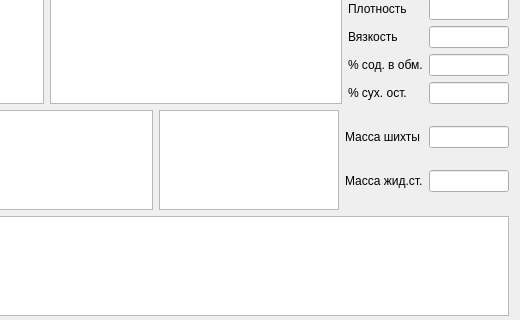
The window that formpart/formpart.ui (Sergeyego/el_prod) describes before a commit, drawn with Qt 5; both pictures show x 649 to 1169 and y 184 to 504 of the 1169 by 856 pixel window.
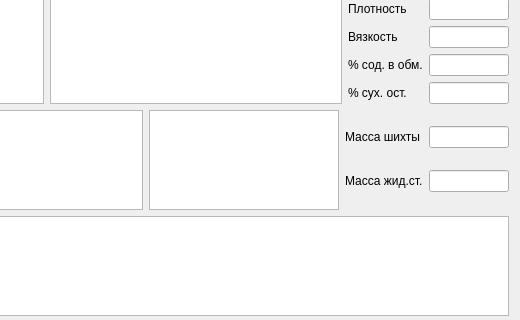
The same window after the commit. Custom widgets are drawn as their Qt base class.

Patch:
```diff
--- a/formpart/formpart.ui
+++ b/formpart/formpart.ui
@@ -560,7 +560,7 @@
           <widget class="RestTableView" name="tableViewDozDef">
            <property name="maximumSize">
             <size>
-             <width>180</width>
+             <width>190</width>
              <height>100</height>
             </size>
            </property>
```
Left out of the diff: 14 changed lines with no effect on the pictures.
